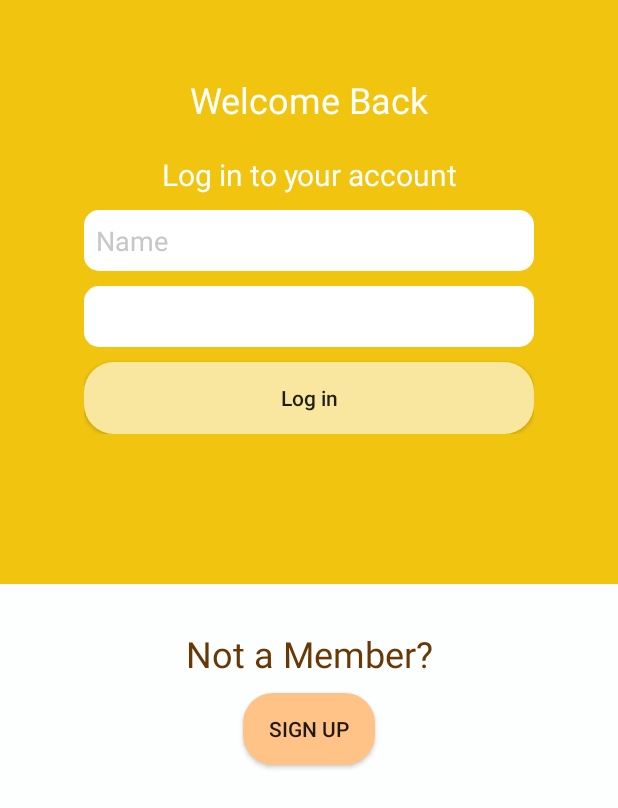
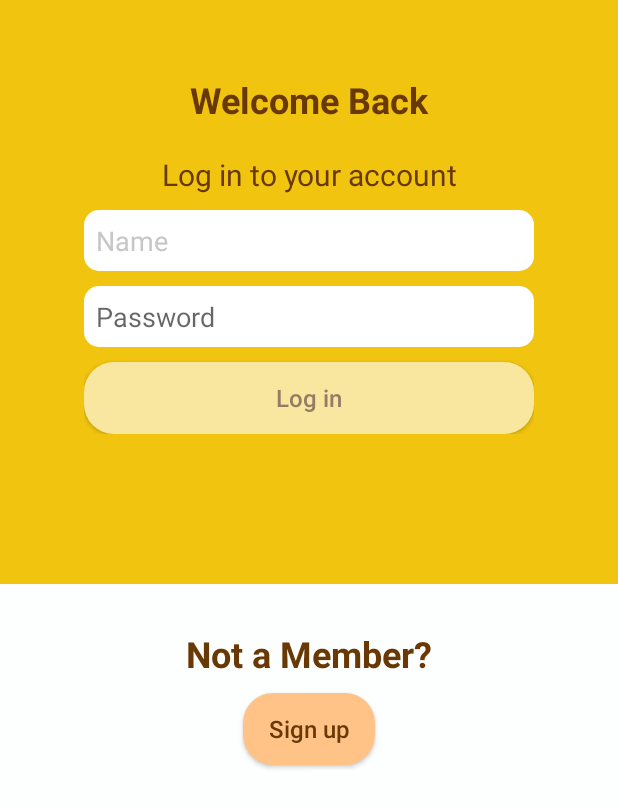
Before and after one commit to taechemist/Grabpuccino, an Android app: the screen it shows after launch (MainActivity), on a phone screen of 412 x 824 dp. Shown: the top 808 px of the screen. Run offline under Robolectric (Android 15) with nearby library versions, the phone set to English and light mode, and no system bars; our stand-ins replace Firebase (no records; nobody signed in at launch, a user with empty details on screens opened directly).

Commit message:
Add new style called Lightbrown and made it bold style Change the drawable element on the menubar.

```diff
--- a/app/src/main/res/layout/activity_checkout.xml
+++ b/app/src/main/res/layout/activity_checkout.xml
@@ -139,7 +139,7 @@
             android:layout_height="wrap_content"
 
             android:background="@drawable/selector_shape_button_background"
-            android:text="Confirm Order"
+            android:text="@string/serve"
             android:textAllCaps="false" />
     </LinearLayout>
 
--- a/app/src/main/res/layout/activity_login.xml
+++ b/app/src/main/res/layout/activity_login.xml
@@ -20,7 +20,7 @@
 
             <TextView
                 android:id="@+id/textView"
-                style="@style/TextView.White.Title1"
+                style="@style/TextView.Brown.Bold.Title1"
                 android:layout_width="match_parent"
                 android:layout_height="wrap_content"
                 android:text="@string/welcome_back"
@@ -30,7 +30,7 @@
 
             <TextView
                 android:id="@+id/textView2"
-                style="@style/TextView.White.Title2"
+                style="@style/TextView.Brown.Title2"
                 android:layout_width="match_parent"
                 android:layout_height="wrap_content"
                 android:gravity="center"
@@ -44,11 +44,12 @@
                 android:layout_height="wrap_content"
                 android:ems="10"
                 android:inputType="textPersonName"
-                android:text="Name" />
+                android:text="@string/name" />
 
             <EditText
                 android:id="@+id/password"
                 android:layout_marginTop="10dp"
+                android:hint="@string/password"
                 android:layout_width="match_parent"
                 android:layout_height="wrap_content"
                 android:background="@drawable/shape_edit_text"
@@ -58,6 +59,7 @@
             <Button
                 android:id="@+id/loginBtn"
                 android:layout_marginTop="10dp"
+                style="@style/TextView.Lightbrown.Title3"
                 android:layout_width="match_parent"
                 android:layout_height="wrap_content"
                 android:text="Log in"
@@ -84,7 +86,7 @@
             android:layout_width="match_parent"
             android:layout_height="wrap_content"
             android:text="@string/not_a_member"
-            style="@style/TextView.Brown.Title1"
+            style="@style/TextView.Brown.Bold.Title1"
             android:gravity="center"
             android:layout_marginTop="30dp"
 
@@ -94,6 +96,8 @@
             android:layout_width="wrap_content"
             android:layout_height="wrap_content"
             android:text="@string/sign_up"
+            style="@style/TextView.Brown.Title3"
+            android:textAllCaps="false"
             android:onClick="createAccount"
             android:background="@drawable/selector_shape_button_background"
             android:layout_marginTop="10dp"
--- a/app/src/main/res/values/strings.xml
+++ b/app/src/main/res/values/strings.xml
@@ -9,5 +9,8 @@
     <string name="sign_up">Sign up</string>
     <string name="welcome_back">Welcome Back</string>
     <string name="log_in_to_your_account">Log in to your account</string>
-    <string name="status">status</string>
+    <string name="status">Status</string>
+    <string name="serve">Serve</string>
+    <string name="password">Password</string>
+    <string name="name">Name</string>
 </resources>
--- a/app/src/main/res/values/styles.xml
+++ b/app/src/main/res/values/styles.xml
@@ -39,11 +39,34 @@
     <style name="TextView.Lightbrown">
         <item name="android:textColor">#937d67</item>
     </style>
+    <style name="TextView.Lightbrown.Title1">
+        <item name="android:textSize">24sp</item>
+    </style>
+
+    <style name="TextView.Lightbrown.Title2">
+        <item name="android:textSize">20sp</item>
+    </style>
+
+    <style name="TextView.Lightbrown.Title3">
+        <item name="android:textSize">16sp</item>
+    </style>
 
 
 
     <style name="TextView.Brown">
         <item name="android:textColor">#683805</item>
+    </style>
+
+    <style name="TextView.Brown.Bold">
+        <item name="android:textStyle">bold</item>
+    </style>
+
+    <style name="TextView.Brown.Bold.Title1">
+        <item name="android:textSize">24sp</item>
+    </style>
+
+    <style name="TextView.Brown.Bold.Title2">
+        <item name="android:textSize">20sp</item>
     </style>
 
     <style name="TextView.Brown.Title1">
@@ -56,7 +79,9 @@
         <item name="android:textSize">20sp</item>
     </style>
 
-
+    <style name="TextView.Brown.Title3">
+        <item name="android:textSize">16sp</item>
+    </style>
 
 
 </resources>
```
Also changed, not shown: app/src/main/res/drawable/shape_button_signout.xml (added, +7 -0 lines), app/src/main/res/layout/activity_home.xml (+16 -5 lines), app/src/main/res/layout/list_coffee.xml (+10 -7 lines), app/src/main/res/layout/list_vendor.xml (+10 -7 lines).
